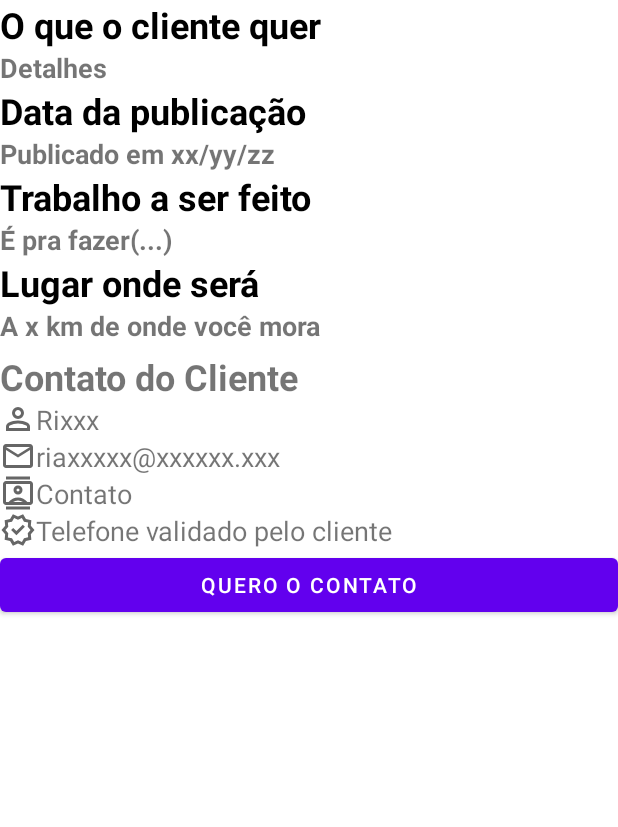
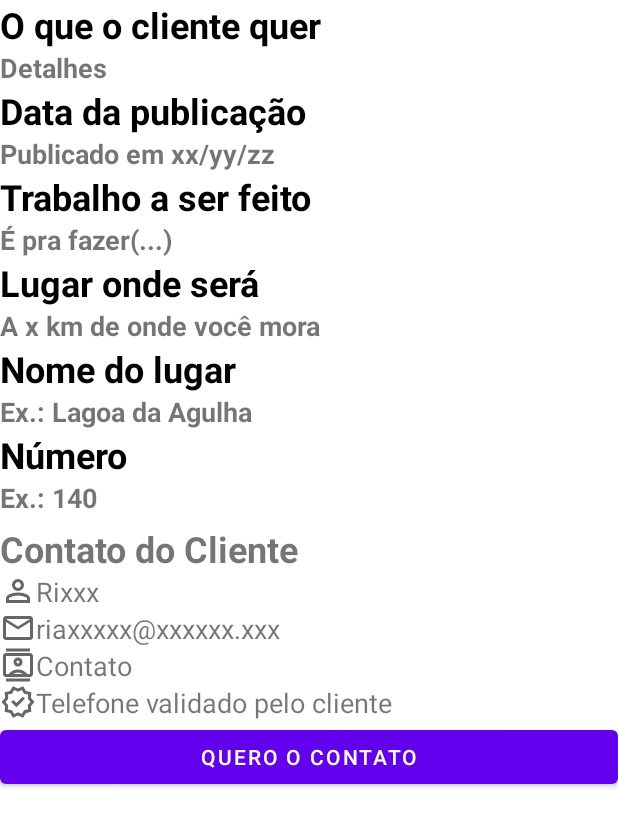
Before and after one commit to Rian-Noronha/tuaobrapedreiro, an Android app: the layout fragment_demanda_cliente.xml on its own in the app's theme, with its tools: preview values and no code run, on a phone screen of 412 x 824 dp. Shown: the top 827 px of the screen. Run offline under Robolectric (Android 15) with nearby library versions, the phone set to English and light mode, and no system bars.

Commit message:
[refactor] Demanda e DemandaCliente

```diff
--- a/app/src/main/java/com/rn/tuaobraparapedreiro/adapter/DemandaAdapter.kt
+++ b/app/src/main/java/com/rn/tuaobraparapedreiro/adapter/DemandaAdapter.kt
@@ -45,7 +45,7 @@ class DemandaAdapter(
         fun bind(demanda: Demanda) {
             binding.txtTrabalhoASerFeito.text = demanda.trabalhoSerFeito
             binding.txtHorarioPublicacao.text = demanda.dataPublicacao
-            binding.txtLocalizacao.text = demanda.cepOndeSera
+            binding.txtLocalizacao.text = demanda.endereco.cep
         }
     }
 }
--- a/app/src/main/java/com/rn/tuaobraparapedreiro/model/Demanda.kt
+++ b/app/src/main/java/com/rn/tuaobraparapedreiro/model/Demanda.kt
@@ -6,6 +6,6 @@ data class Demanda(
     val id: Long? = null,
     val detalhes: String,
     val trabalhoSerFeito: String,
-    val cepOndeSera: String,
-    val dataPublicacao: String
+    val dataPublicacao: String,
+    val endereco: Endereco
 )
--- a/app/src/main/java/com/rn/tuaobraparapedreiro/model/DemandaCliente.kt
+++ b/app/src/main/java/com/rn/tuaobraparapedreiro/model/DemandaCliente.kt
@@ -5,8 +5,10 @@ data class DemandaCliente(
     val detalhes: String,
     val dataPublicacao: String,
     val trabalhoASerFeito: String,
-    val cep: String,
     val nomeCliente: String,
     val emailCliente: String,
-    val contatoCliente: String
+    val contatoCliente: String,
+    val cep: String,
+    val nomeLugar: String,
+    val numero: String
 )
--- a/app/src/main/java/com/rn/tuaobraparapedreiro/ui/home/DemandaClienteFragment.kt
+++ b/app/src/main/java/com/rn/tuaobraparapedreiro/ui/home/DemandaClienteFragment.kt
@@ -41,6 +41,8 @@ class DemandaClienteFragment : Fragment() {
                 binding.txtDataPublicacao.text = demandaCliente.dataPublicacao
                 binding.txtTrabalhoASerFeito.text = demandaCliente.trabalhoASerFeito
                 binding.txtLocalDemanda.text = demandaCliente.cep
+                binding.txtNomeLugar.text = demandaCliente.nomeLugar
+                binding.txtNumeroLugar.text = demandaCliente.numero
 
                 binding.btnQueroContato.setOnClickListener{
                     showBottomDialog(
--- a/app/src/main/res/layout/fragment_demanda_cliente.xml
+++ b/app/src/main/res/layout/fragment_demanda_cliente.xml
@@ -81,6 +81,43 @@
         </TextView>
 
 
+        <TextView
+            android:layout_width="wrap_content"
+            android:layout_height="wrap_content"
+            android:text="@string/txt_nome_lugar"
+            android:textSize="24sp"
+            android:textColor="@color/black"
+            android:textStyle="bold">
+        </TextView>
+
+        <TextView
+            android:id="@+id/txtNomeLugar"
+            android:layout_width="wrap_content"
+            android:layout_height="wrap_content"
+            android:textSize="18sp"
+            android:textStyle="bold"
+            tools:text="Ex.: Lagoa da Agulha">
+        </TextView>
+
+        <TextView
+            android:layout_width="wrap_content"
+            android:layout_height="wrap_content"
+            android:text="@string/txt_número"
+            android:textSize="24sp"
+            android:textColor="@color/black"
+            android:textStyle="bold">
+        </TextView>
+
+        <TextView
+            android:id="@+id/txtNumeroLugar"
+            android:layout_width="wrap_content"
+            android:layout_height="wrap_content"
+            android:textSize="18sp"
+            android:textStyle="bold"
+            tools:text="Ex.: 140">
+        </TextView>
+
+
         <androidx.appcompat.widget.LinearLayoutCompat
             android:layout_width="match_parent"
             android:layout_height="wrap_content"
--- a/app/src/main/res/values/strings.xml
+++ b/app/src/main/res/values/strings.xml
@@ -27,4 +27,6 @@
     <string name="email_cliente">riaxxxxx@xxxxxx.xxx</string>
     <string name="contato_clieinte">(87) xxxxx-xxxx</string>
     <string name="btn_falar_cliente">Quero o contato</string>
+    <string name="txt_nome_lugar">Nome do lugar</string>
+    <string name="txt_número">Número</string>
 </resources>
```
